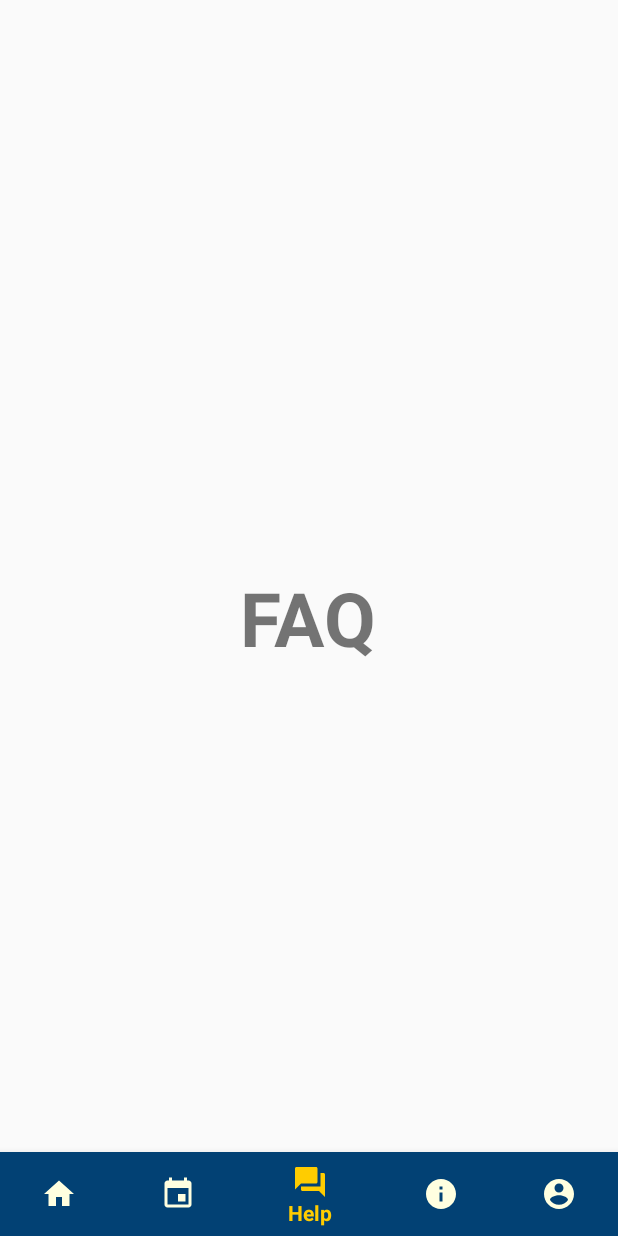
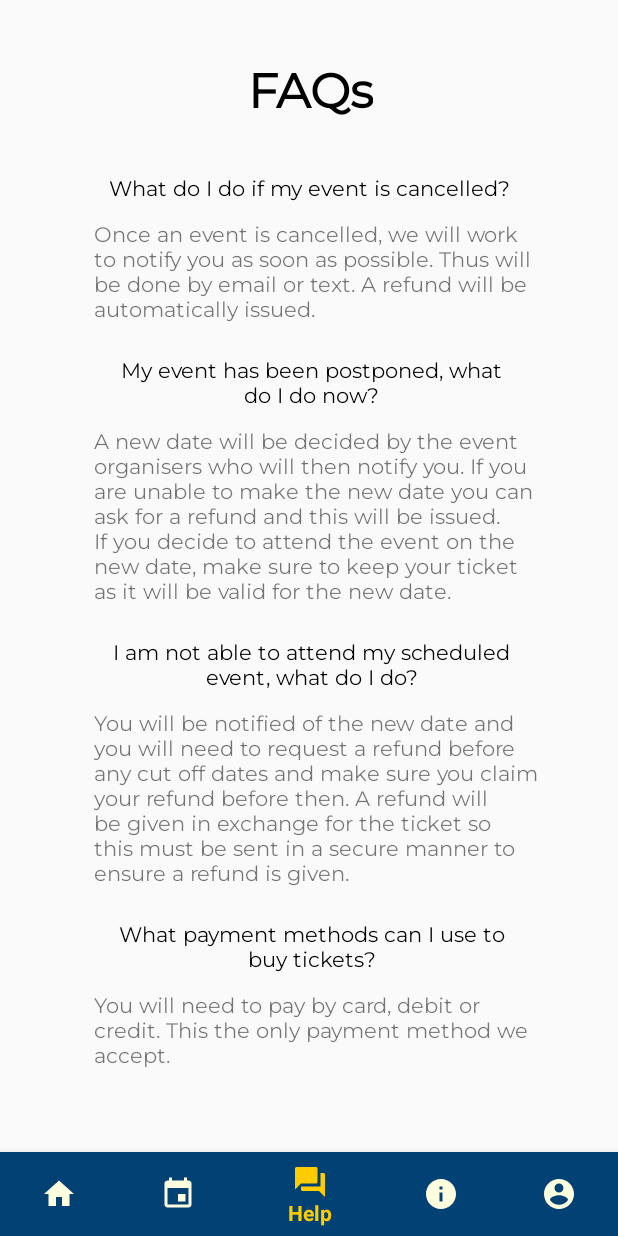
Before and after one commit to johnmaf21/Blue-cherry, an Android app: the Help screen opened directly, with no data from a screen before it, on a phone screen of 412 x 824 dp. Run offline under Robolectric (Android 15) with nearby library versions, the phone set to English and light mode, and no system bars; 2 statements that could not run were skipped.

Commit message:
added hannans faqs page

```diff
--- a/app/src/main/res/layout/activity_help.xml
+++ b/app/src/main/res/layout/activity_help.xml
@@ -8,12 +8,18 @@
     tools:context=".Help">
 
     <TextView
+        android:id="@+id/faqTitle"
         android:layout_width="wrap_content"
         android:layout_height="wrap_content"
-        android:text="FAQ"
-        android:textSize="50sp"
-        android:textStyle="bold"
-        android:layout_centerInParent="true"/>
+        android:layout_alignParentStart="true"
+        android:layout_alignParentTop="true"
+        android:layout_marginStart="165dp"
+        android:layout_marginTop="40dp"
+        android:fontFamily="@font/montserrat"
+        android:text="FAQs"
+        android:textColor="@android:color/black"
+        android:textSize="32dp"
+        android:textStyle="bold" />
 
     <com.google.android.material.bottomnavigation.BottomNavigationView
         android:id="@+id/bottom_navigation"
@@ -25,4 +31,117 @@
         app:itemTextColor="@drawable/selector"
         app:menu="@menu/menu_navigation" />
 
+    <ScrollView
+        android:layout_width="wrap_content"
+        android:layout_height="524dp"
+        android:layout_above="@+id/bottom_navigation"
+        android:layout_below="@+id/faqTitle"
+        android:layout_alignParentStart="true"
+        android:layout_alignParentEnd="true"
+        android:layout_marginStart="27dp"
+        android:layout_marginTop="30dp"
+        android:layout_marginEnd="33dp"
+        android:layout_marginBottom="30dp">
+
+        <LinearLayout
+            android:layout_width="match_parent"
+            android:layout_height="wrap_content"
+            android:orientation="vertical" >
+
+            <TextView
+                android:id="@+id/textView3"
+                android:layout_width="wrap_content"
+                android:layout_height="wrap_content"
+                android:layout_alignParentStart="true"
+                android:layout_marginStart="45dp"
+                android:fontFamily="@font/montserrat"
+                android:text="What do I do if my event is cancelled?"
+                android:textColor="@android:color/black" />
+
+            <TextView
+                android:id="@+id/textView4"
+                android:layout_width="300dp"
+                android:layout_height="wrap_content"
+                android:layout_below="@+id/textView3"
+                android:layout_alignParentStart="true"
+                android:layout_marginStart="35dp"
+                android:layout_marginTop="10dp"
+                android:fontFamily="@font/montserrat"
+                android:text="Once an event is cancelled, we will work to notify you as soon as possible. Thus will be done by email or text. A refund will be automatically issued." />
+
+            <TextView
+                android:id="@+id/textView5"
+                android:layout_width="270dp"
+                android:layout_height="wrap_content"
+                android:layout_below="@+id/textView4"
+                android:layout_alignParentStart="true"
+                android:layout_marginStart="45dp"
+                android:layout_marginTop="20dp"
+                android:fontFamily="@font/montserrat"
+                android:text="My event has been postponed, what do I do now?"
+                android:textAlignment="center"
+                android:textColor="@android:color/black" />
+
+            <TextView
+                android:id="@+id/textView6"
+                android:layout_width="300dp"
+                android:layout_height="wrap_content"
+                android:layout_below="@+id/textView5"
+                android:layout_alignParentStart="true"
+                android:layout_marginStart="35dp"
+                android:layout_marginTop="10dp"
+                android:fontFamily="@font/montserrat"
+                android:text="A new date will be decided by the event organisers who will then notify you. If you are unable to make the new date you can ask for a refund and this will be issued. If you decide to attend the event on the new date, make sure to keep your ticket as it will be valid for the new date." />
+
+            <TextView
+                android:id="@+id/textView7"
+                android:layout_width="270dp"
+                android:layout_height="wrap_content"
+                android:layout_below="@+id/textView6"
+                android:layout_alignParentStart="true"
+                android:layout_marginStart="45dp"
+                android:layout_marginTop="20dp"
+                android:fontFamily="@font/montserrat"
+                android:text="I am not able to attend my scheduled event, what do I do?"
+                android:textAlignment="center"
+                android:textColor="@android:color/black" />
+            <TextView
+                android:id="@+id/textView8"
+                android:layout_width="300dp"
+                android:layout_height="wrap_content"
+                android:layout_below="@+id/textView7"
+                android:layout_alignParentStart="true"
+                android:layout_marginStart="35dp"
+                android:layout_marginTop="10dp"
+                android:fontFamily="@font/montserrat"
+                android:text="You will be notified of the new date and you will need to request a refund before any cut off dates and make sure you claim your refund before then. A refund will be given in exchange for the ticket so this must be sent in a secure manner to ensure a refund is given." />
+
+            <TextView
+                android:id="@+id/textView9"
+                android:layout_width="270dp"
+                android:layout_height="wrap_content"
+                android:layout_below="@+id/textView8"
+                android:layout_alignParentStart="true"
+                android:layout_marginStart="45dp"
+                android:layout_marginTop="20dp"
+                android:fontFamily="@font/montserrat"
+                android:text="What payment methods can I use to buy tickets?"
+                android:textAlignment="center"
+                android:textColor="@android:color/black" />
+
+            <TextView
+                android:id="@+id/textView10"
+                android:layout_width="300dp"
+                android:layout_height="wrap_content"
+                android:layout_below="@+id/textView9"
+                android:layout_alignParentStart="true"
+                android:layout_marginStart="35dp"
+                android:layout_marginTop="10dp"
+                android:fontFamily="@font/montserrat"
+                android:text="You will need to pay by card, debit or credit. This the only payment method we accept." />
+
+        </LinearLayout>>
+    </ScrollView>
+
+
 </RelativeLayout>
```
